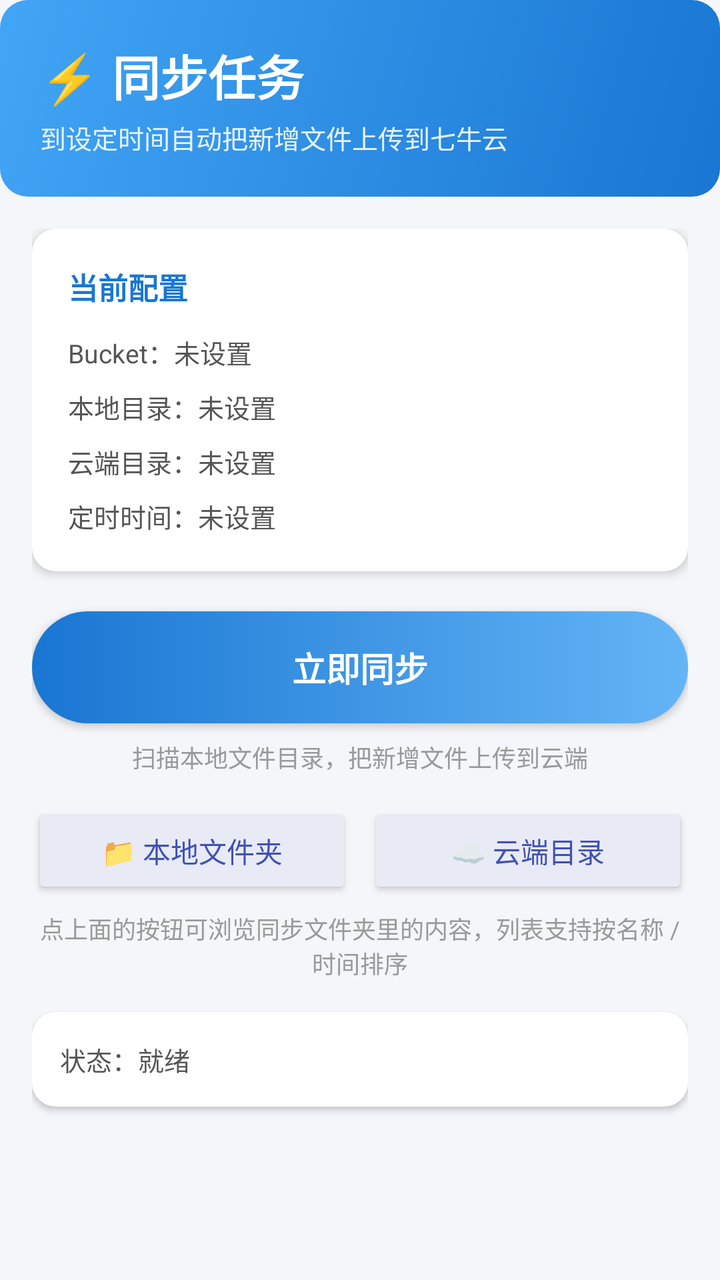
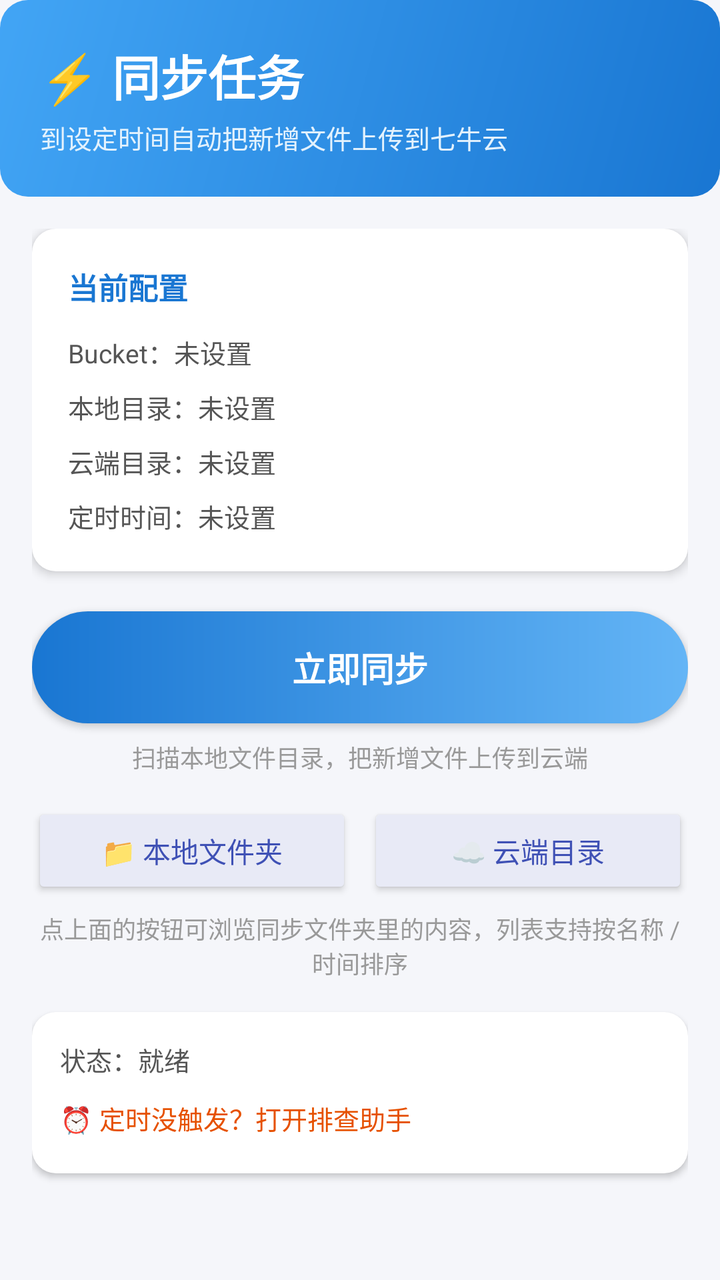

Two renders of the same Android screen: before a commit and after it. Below are the layout's source before the change and the commit's diff.
<!-- AndroidManifest.xml: application theme Theme.AppCompat.Light.DarkActionBar -->
<!-- res/layout/fragment_sync.xml -->
<?xml version="1.0" encoding="utf-8"?>
<LinearLayout xmlns:android="http://schemas.android.com/apk/res/android"
    android:layout_width="match_parent"
    android:layout_height="match_parent"
    android:orientation="vertical"
    android:background="#F5F6FA">

    
    <LinearLayout
        android:layout_width="match_parent"
        android:layout_height="wrap_content"
        android:orientation="vertical"
        android:background="@drawable/bg_gradient_header"
        android:padding="20dp"
        android:paddingTop="22dp"
        android:paddingBottom="28dp">

        <TextView
            android:layout_width="match_parent"
            android:layout_height="wrap_content"
            android:text="⚡ 同步任务"
            android:textSize="24sp"
            android:textStyle="bold"
            android:textColor="@android:color/white"/>

        <TextView
            android:layout_width="match_parent"
            android:layout_height="wrap_content"
            android:text="到设定时间自动把新增文件上传到七牛云"
            android:textSize="13sp"
            android:textColor="#E3F2FD"
            android:layout_marginTop="4dp"/>
    </LinearLayout>

    <ScrollView
        android:layout_width="match_parent"
        android:layout_height="0dp"
        android:layout_weight="1"
        android:fillViewport="true">

        <LinearLayout
            android:layout_width="match_parent"
            android:layout_height="wrap_content"
            android:orientation="vertical"
            android:padding="16dp">

            
            <LinearLayout
                android:layout_width="match_parent"
                android:layout_height="wrap_content"
                android:orientation="vertical"
                android:background="@drawable/bg_card_round"
                android:padding="18dp"
                android:elevation="3dp">

                <TextView
                    android:layout_width="match_parent"
                    android:layout_height="wrap_content"
                    android:text="当前配置"
                    android:textStyle="bold"
                    android:textSize="15sp"
                    android:textColor="#1976D2"
                    android:layout_marginBottom="12dp"/>

                <TextView
                    android:id="@+id/tv_sync_bucket"
                    android:layout_width="match_parent"
                    android:layout_height="wrap_content"
                    android:text="Bucket：未设置"
                    android:textSize="13sp"
                    android:textColor="#555555"
                    android:drawablePadding="8dp"
                    android:layout_marginBottom="8dp"/>

                <TextView
                    android:id="@+id/tv_sync_dirs"
                    android:layout_width="match_parent"
                    android:layout_height="wrap_content"
                    android:text="本地目录：未设置"
                    android:textSize="13sp"
                    android:textColor="#555555"
                    android:layout_marginBottom="8dp"/>

                <TextView
                    android:id="@+id/tv_sync_cloud"
                    android:layout_width="match_parent"
                    android:layout_height="wrap_content"
                    android:text="云端目录：未设置"
                    android:textSize="13sp"
                    android:textColor="#555555"
                    android:layout_marginBottom="8dp"/>

                <TextView
                    android:id="@+id/tv_sync_times"
                    android:layout_width="match_parent"
                    android:layout_height="wrap_content"
                    android:text="定时时间：未设置"
                    android:textSize="13sp"
                    android:textColor="#555555"/>
            </LinearLayout>

            
            <Button
                android:id="@+id/btn_sync_now"
                android:layout_width="match_parent"
                android:layout_height="56dp"
                android:text="立即同步"
                android:textSize="17sp"
                android:textStyle="bold"
                android:textColor="@android:color/white"
                android:layout_marginTop="20dp"
                android:background="@drawable/bg_btn_gradient"/>

            <TextView
                android:layout_width="match_parent"
                android:layout_height="wrap_content"
                android:text="扫描本地文件目录，把新增文件上传到云端"
                android:textSize="12sp"
                android:textColor="#999999"
                android:gravity="center"
                android:layout_marginTop="8dp"/>

            
            <LinearLayout
                android:layout_width="match_parent"
                android:layout_height="wrap_content"
                android:orientation="horizontal"
                android:layout_marginTop="14dp">

                <Button
                    android:id="@+id/btn_browse_local"
                    android:layout_width="0dp"
                    android:layout_height="wrap_content"
                    android:layout_weight="1"
                    android:text="📁 本地文件夹"
                    android:backgroundTint="#E8EAF6"
                    android:textColor="#3F51B5"/>

                <Button
                    android:id="@+id/btn_browse_cloud"
                    android:layout_width="0dp"
                    android:layout_height="wrap_content"
                    android:layout_weight="1"
                    android:layout_marginStart="8dp"
                    android:text="☁️ 云端目录"
                    android:backgroundTint="#E8EAF6"
                    android:textColor="#3F51B5"/>
            </LinearLayout>

            <TextView
                android:layout_width="match_parent"
                android:layout_height="wrap_content"
                android:text="点上面的按钮可浏览同步文件夹里的内容，列表支持按名称 / 时间排序"
                android:textSize="12sp"
                android:textColor="#999999"
                android:gravity="center"
                android:layout_marginTop="6dp"/>

            
            <LinearLayout
                android:layout_width="match_parent"
                android:layout_height="wrap_content"
                android:orientation="vertical"
                android:background="@drawable/bg_card_round"
                android:padding="14dp"
                android:elevation="2dp"
                android:layout_marginTop="16dp">

                <TextView
                    android:id="@+id/tv_sync_status"
                    android:layout_width="match_parent"
                    android:layout_height="wrap_content"
                    android:text="状态：就绪"
                    android:textSize="13sp"
                    android:textColor="#555555"/>
            </LinearLayout>

            
            <TextView
                android:id="@+id/tv_sync_hint"
                android:layout_width="match_parent"
                android:layout_height="wrap_content"
                android:text="⚠️ 尚未完成配置，请先到「设置」填写七牛云账号与目录"
                android:layout_marginTop="12dp"
                android:padding="14dp"
                android:background="#FFF3E0"
                android:textSize="13sp"
                android:textColor="#E65100"
                android:visibility="gone"/>
        </LinearLayout>
    </ScrollView>
</LinearLayout>
<!-- resources referenced by this layout -->
<resources>
  <!-- drawable bg_btn_gradient (drawable) -->
  <?xml version="1.0" encoding="utf-8"?>
  <shape xmlns:android="http://schemas.android.com/apk/res/android"
      android:shape="rectangle">
      <gradient
          android:startColor="#1976D2"
          android:endColor="#64B5F6"
          android:angle="0"/>
      <corners android:radius="28dp"/>
  </shape>
  <!-- drawable bg_card_round (drawable) -->
  <?xml version="1.0" encoding="utf-8"?>
  <shape xmlns:android="http://schemas.android.com/apk/res/android"
      android:shape="rectangle">
      <solid android:color="@android:color/white"/>
      <corners android:radius="12dp"/>
  </shape>
  <!-- drawable bg_gradient_header (drawable) -->
  <?xml version="1.0" encoding="utf-8"?>
  <shape xmlns:android="http://schemas.android.com/apk/res/android"
      android:shape="rectangle">
      <gradient
          android:startColor="#1976D2"
          android:endColor="#42A5F5"
          android:angle="135"/>
      <corners android:radius="14dp"/>
  </shape>
</resources>

<!-- the commit's change to res/layout/fragment_sync.xml (unified diff, before → after) -->
@@ -173,6 +173,18 @@
                     android:text="状态：就绪"
                     android:textSize="13sp"
                     android:textColor="#555555"/>
+
+                <TextView
+                    android:id="@+id/btn_schedule_helper"
+                    android:layout_width="wrap_content"
+                    android:layout_height="wrap_content"
+                    android:layout_marginTop="6dp"
+                    android:paddingTop="4dp"
+                    android:paddingBottom="4dp"
+                    android:text="⏰ 定时没触发？打开排查助手"
+                    android:textSize="13sp"
+                    android:textColor="#E65100"
+                    android:background="?android:attr/selectableItemBackground"/>
             </LinearLayout>
 
             
